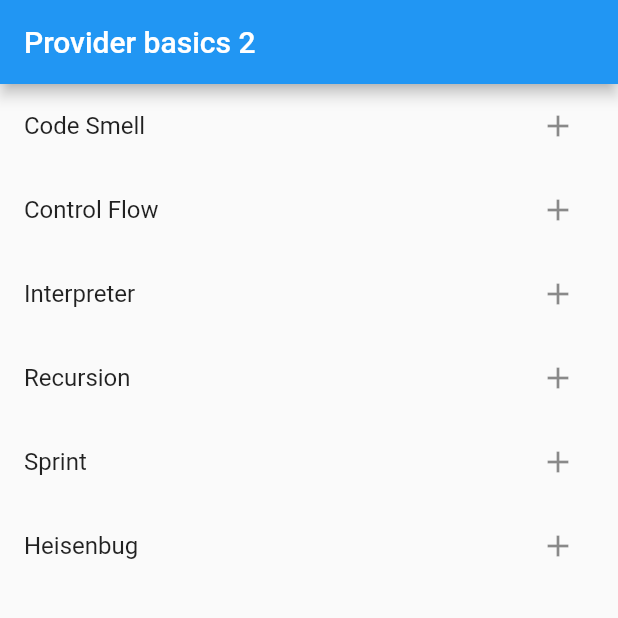
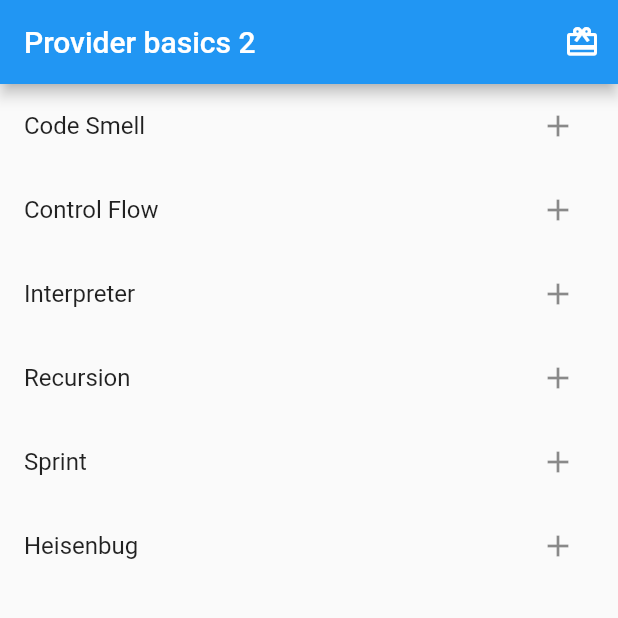
Before and after one commit to LunarioTK/Provider_Basic_2, a Flutter app: the screen it shows after launch, on a phone screen of 412 x 824 dp, the top half of it. Run offline on Flutter 3.47's test engine with Material 2 defaults, Android fonts, the light colour scheme and no system bars.

Commit message:
Cart Working

```diff
--- a/lib/main.dart
+++ b/lib/main.dart
@@ -2,6 +2,7 @@ import 'package:flutter/material.dart';
 import 'package:provider/provider.dart';
 import 'package:provider_alone/models/cart_model.dart';
 import 'package:provider_alone/models/catalog_model.dart';
+import 'package:provider_alone/screens/cart.dart';
 import 'package:provider_alone/screens/home.dart';
 
 void main() {
@@ -23,7 +24,7 @@ class MyApp extends StatelessWidget {
         initialRoute: '/',
         routes: {
           '/': (context) => const Home(),
-          '/cart': (context) => const Card()
+          '/cart': (context) => const MyCart()
         },
       ),
     );
--- a/lib/models/cart_model.dart
+++ b/lib/models/cart_model.dart
@@ -5,6 +5,8 @@ class CartModel extends ChangeNotifier {
   CatalogModel catalog = CatalogModel();
 
   final List<String> _cart = [];
+
+  List<String> get Items => _cart;
 
   void add(String item) {
     _cart.add(item);
--- a/lib/screens/home.dart
+++ b/lib/screens/home.dart
@@ -8,42 +8,51 @@ class Home extends StatelessWidget {
 
   @override
   Widget build(BuildContext context) {
+    var catalog = context.watch<CatalogModel>().catalogList;
+
     return Scaffold(
       appBar: AppBar(
         title: const Text('Provider basics 2'),
+        actions: [
+          IconButton(
+            onPressed: () {
+              Navigator.pushNamed(context, '/cart');
+            },
+            icon: const Icon(Icons.wallet_giftcard),
+          )
+        ],
       ),
-      body: const _MyCatalog(),
+      body: ListView.builder(
+          itemCount: catalog.length,
+          itemBuilder: (context, index) {
+            return _MyCatalog(item: catalog[index]);
+          }),
     );
   }
 }
 
 class _MyCatalog extends StatelessWidget {
-  const _MyCatalog();
+  final String item;
+  const _MyCatalog({required this.item});
 
   @override
   Widget build(BuildContext context) {
-    var catalog = context.watch<CatalogModel>().catalogList;
     var cart = context.watch<CartModel>();
-    var isInCart = context.select<CartModel, bool>(
-        (cart) => cart.catalog.catalogList.contains(cart));
+    var isInCart =
+        context.select<CartModel, bool>((cart) => cart.Items.contains(item));
 
-    return ListView.builder(
-      itemCount: catalog.length,
-      itemBuilder: (context, index) {
     return ListTile(
-          title: Text(catalog[index]),
+      title: Text(item),
       trailing: IconButton(
         icon: isInCart ? const Icon(Icons.check) : const Icon(Icons.add),
         onPressed: (() {
           if (!isInCart) {
-                cart.add(catalog[index]);
+            cart.add(item);
           } else {
             null;
           }
         }),
       ),
     );
-      },
-    );
   }
 }
```
Also changed, not shown: lib/screens/cart.dart (added, +27 -0 lines). Lines whose indentation alone changed are shown as unchanged.
